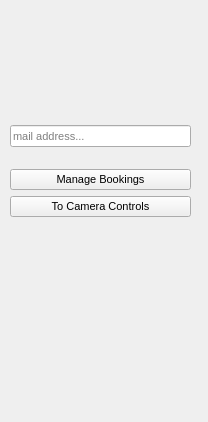
sc0000/hfmdd-video-system, file src/login.ui: the form before one commit.
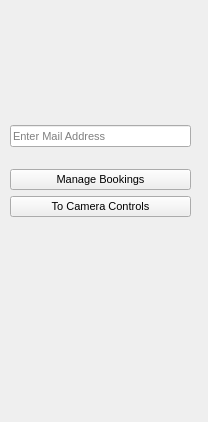
The form after the commit.

Commit message: moved ok dialog to use .ui

```diff
--- a/src/login.ui
+++ b/src/login.ui
@@ -79,7 +79,7 @@
         </font>
        </property>
        <property name="placeholderText">
-        <string>mail address...</string>
+        <string>Enter Mail Address</string>
        </property>
       </widget>
      </item>
```
The commit also changes 5 other files.
